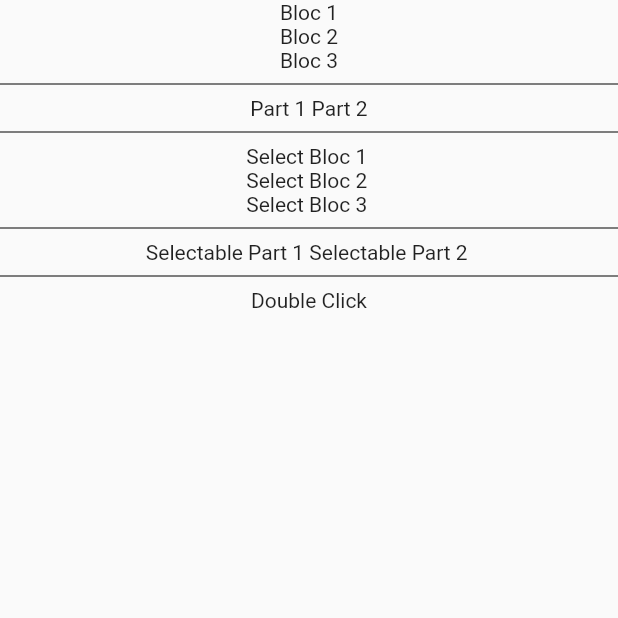
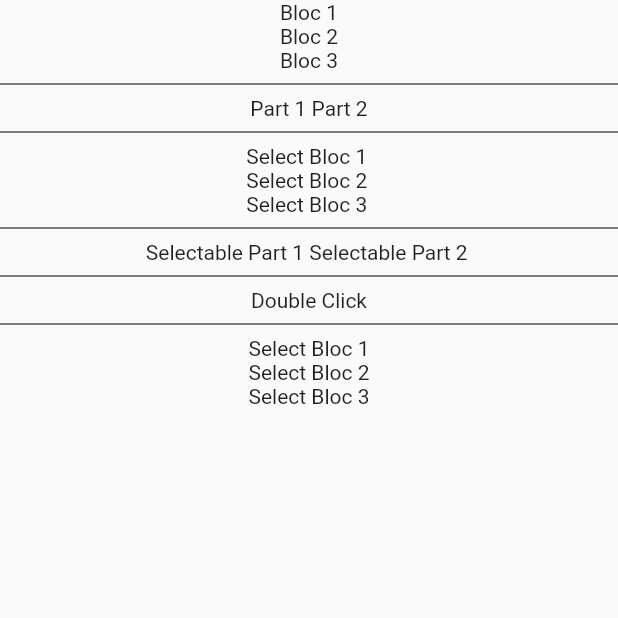
Before and after one commit to dartisan-lu/selectable-text, a Flutter app: the screen it shows after launch, on a phone screen of 412 x 824 dp, the top half of it. Run offline on Flutter 3.47's test engine with Material 2 defaults, Android fonts, the phone set to English and light mode, and no system bars.

Commit message:
Update Flutter Version 3.3

```diff
--- a/lib/main.dart
+++ b/lib/main.dart
@@ -25,7 +25,9 @@ class MyApp extends StatelessWidget {
             Divider(color: Colors.black),
             SelectSpanText(),
             Divider(color: Colors.black),
-            CopyClipboard()
+            CopyClipboard(),
+            Divider(color: Colors.black),
+            GlobalSelector()
           ]),
         ));
   }
@@ -104,3 +106,18 @@ class CopyClipboard extends StatelessWidget {
     );
   }
 }
+
+class GlobalSelector extends StatelessWidget {
+  const GlobalSelector({Key? key}) : super(key: key);
+
+  @override
+  Widget build(BuildContext context) {
+    return SelectionArea(
+      child: Column(children: const [
+        Text('Select Bloc 1'),
+        Text('Select Bloc 2'),
+        Text('Select Bloc 3'),
+      ])
+    );
+  }
+}
```
Also changed, not shown: pubspec.lock, 1 other file.
